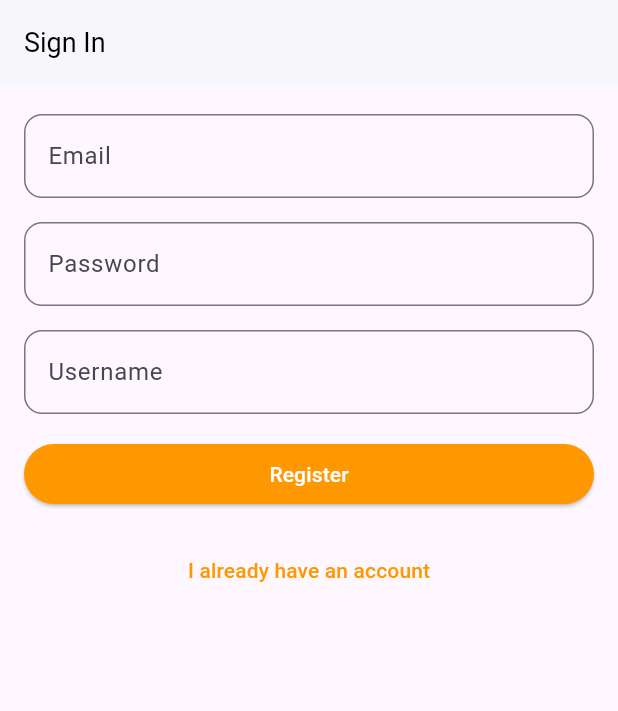
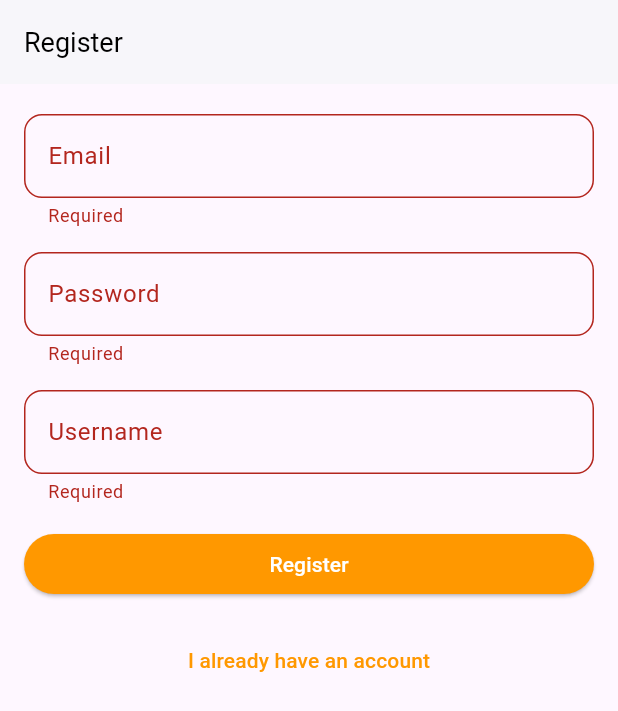
Before and after one commit to fluttered-book/chat, a Flutter app: the screen it shows after launch, after a tap on "Register", on a phone screen of 412 x 824 dp. Shown: the top 711 px of the screen. Run offline on Flutter 3.47's test engine with Material 3 defaults, Android fonts, the phone set to English and light mode, and no system bars; our stand-ins replace flutter_bloc, flutter_dotenv, supabase_flutter; accounts and stored records are empty.

Commit message:
Login and registration

```diff
--- /dev/null
+++ b/lib/account/register/register_cubit.dart
@@ -0,0 +1,31 @@
+import 'package:chat/common/widgets.dart';
+import 'package:flutter_bloc/flutter_bloc.dart';
+import 'package:supabase_flutter/supabase_flutter.dart';
+
+import '../../common/chat_service.dart';
+import 'register_state.dart';
+
+class RegisterCubit extends Cubit<RegisterState> {
+  final ChatService service;
+  RegisterCubit(this.service) : super(RegisterReady());
+
+  Future<void> register({
+    required String email,
+    required String password,
+    required String username,
+  }) async {
+    emit(RegisterLoading());
+    try {
+      await service.register(
+        email: email,
+        password: password,
+        username: username,
+      );
+      emit(Registered());
+    } on AuthException catch (error) {
+      emit(RegisterError(error.message));
+    } catch (error) {
+      emit(RegisterError(unexpectedErrorMessage));
+    }
+  }
+}
--- /dev/null
+++ b/lib/account/register/register_form.dart
@@ -0,0 +1,87 @@
+import 'package:flutter/material.dart';
+import 'package:flutter_bloc/flutter_bloc.dart';
+
+import '../../common/widgets.dart';
+import '../login/login_page.dart';
+import 'register_cubit.dart';
+import 'register_state.dart';
+import 'validators.dart';
+
+class RegisterForm extends StatefulWidget {
+  const RegisterForm({super.key});
+
+  @override
+  State<RegisterForm> createState() => _RegisterFormState();
+}
+
+class _RegisterFormState extends State<RegisterForm> {
+  final _formKey = GlobalKey<FormState>();
+
+  final _emailController = TextEditingController();
+  final _passwordController = TextEditingController();
+  final _usernameController = TextEditingController();
+
+  @override
+  void dispose() {
+    _emailController.dispose();
+    _passwordController.dispose();
+    _usernameController.dispose();
+    super.dispose();
+  }
+
+  Future<void> _signUp() async {
+    if (!_formKey.currentState!.validate()) return;
+    context.read<RegisterCubit>().register(
+      email: _emailController.text,
+      password: _passwordController.text,
+      username: _usernameController.text,
+    );
+  }
+
+  @override
+  Widget build(BuildContext context) {
+    return BlocBuilder<RegisterCubit, RegisterState>(
+      builder: (context, state) {
+        return Form(
+          key: _formKey,
+          child: ListView(
+            padding: formPadding,
+            children: [
+              TextFormField(
+                controller: _emailController,
+                decoration: const InputDecoration(label: Text('Email')),
+                keyboardType: TextInputType.emailAddress,
+                validator: emailValidator,
+              ),
+              const FormSpacer(),
+              TextFormField(
+                controller: _passwordController,
+                obscureText: true,
+                decoration: const InputDecoration(label: Text('Password')),
+                validator: passwordValidator,
+              ),
+              const FormSpacer(),
+              TextFormField(
+                controller: _usernameController,
+                decoration: const InputDecoration(label: Text('Username')),
+                validator: usernameValidator,
+              ),
+              const FormSpacer(),
+              ElevatedButton(
+                onPressed: state is RegisterLoading ? null : _signUp,
+                child: const Text('Register'),
+              ),
+              const FormSpacer(),
+              TextButton(
+                onPressed: () {
+                  Navigator.of(context).push(LoginPage.route());
+                },
+                child: const Text('I already have an account'),
+              ),
+            ],
+          ),
+        );
+      },
+    );
+  }
+}
--- a/lib/account/register/register_page.dart
+++ b/lib/account/register/register_page.dart
@@ -1,7 +1,11 @@
+import 'package:chat/common/chat_service.dart';
+import 'package:chat/common/widgets.dart';
 import 'package:flutter/material.dart';
-
-import '../../common/widgets.dart';
-import '../login/login_page.dart';
+import 'package:flutter_bloc/flutter_bloc.dart';
+import '../../chat/chat_page.dart';
+import 'register_cubit.dart';
+import 'register_form.dart';
+import 'register_state.dart';
 
 class RegisterPage extends StatelessWidget {
   const RegisterPage({super.key});
@@ -12,35 +16,21 @@ class RegisterPage extends StatelessWidget {
 
   @override
   Widget build(BuildContext context) {
-    return Scaffold(
-      appBar: AppBar(title: const Text('Sign In')),
-      body: Form(
-        child: ListView(
-          padding: formPadding,
-          children: [
-            TextFormField(
-              decoration: const InputDecoration(label: Text('Email')),
-              keyboardType: TextInputType.emailAddress,
-            ),
-            const FormSpacer(),
-            TextFormField(
-              obscureText: true,
-              decoration: const InputDecoration(label: Text('Password')),
-            ),
-            const FormSpacer(),
-            TextFormField(
-              decoration: const InputDecoration(label: Text('Username')),
-            ),
-            const FormSpacer(),
-            ElevatedButton(onPressed: () {}, child: const Text('Register')),
-            const FormSpacer(),
-            TextButton(
-              onPressed: () {
-                Navigator.of(context).push(LoginPage.route());
-              },
-              child: const Text('I already have an account'),
-            ),
-          ],
+    return BlocProvider(
+      create: (context) => RegisterCubit(context.read<ChatService>()),
+      child: BlocListener<RegisterCubit, RegisterState>(
+        listener: (context, state) {
+          if (state is Registered) {
+            Navigator.of(
+              context,
+            ).pushAndRemoveUntil(ChatPage.route(), (route) => false);
+          } else if (state is RegisterError) {
+            context.showErrorSnackBar(message: state.message);
+          }
+        },
+        child: Scaffold(
+          appBar: AppBar(title: const Text('Register')),
+          body: RegisterForm(),
         ),
       ),
     );
--- /dev/null
+++ b/lib/account/register/register_state.dart
@@ -0,0 +1,15 @@
+import 'package:flutter/foundation.dart';
+
+@immutable
+abstract class RegisterState {}
+
+class RegisterReady extends RegisterState {}
+
+class RegisterLoading extends RegisterState {}
+
+class RegisterError extends RegisterState {
+  final String message;
+  RegisterError(this.message);
+}
+
+class Registered extends RegisterState {}
--- /dev/null
+++ b/lib/account/register/validators.dart
@@ -0,0 +1,16 @@
+String? emailValidator(String? value) =>
+    value == null || value.isEmpty ? 'Required' : null;
+
+String? passwordValidator(String? value) {
+  if (value == null || value.isEmpty) return 'Required';
+  if (value.length < 8) return '8 characters minimum';
+  return null;
+}
+
+String? usernameValidator(String? value) {
+  if (value == null || value.isEmpty) return 'Required';
+  if (!RegExp(r'^[A-Za-z0-9_]{3,24}$').hasMatch(value)) {
+    return '3-24 long with alphanumeric or underscore';
+  }
+  return null;
+}
--- /dev/null
+++ b/lib/common/chat_service.dart
@@ -0,0 +1,41 @@
+import 'package:supabase_flutter/supabase_flutter.dart';
+
+abstract class ChatService {
+  String? get userId;
+  Future<void> login({required String email, required String password});
+  Future<void> register({
+    required String email,
+    required String password,
+    required String username,
+  });
+  Future<void> logout();
+}
+
+class SupabaseChatService extends ChatService {
+  final _supabase = Supabase.instance.client;
+  @override
+  String? get userId => _supabase.auth.currentUser?.id;
+
+  @override
+  Future<void> login({required String email, required String password}) async {
+    await _supabase.auth.signInWithPassword(email: email, password: password);
+  }
+
+  @override
+  Future<void> register({
+    required String email,
+    required String password,
+    required String username,
+  }) async {
+    await _supabase.auth.signUp(
+      email: email,
+      password: password,
+      data: {'username': username},
+    );
+  }
+
+  @override
+  Future<void> logout() async {
+    await _supabase.auth.signOut();
+  }
+}
--- a/lib/common/widgets.dart
+++ b/lib/common/widgets.dart
@@ -20,3 +20,24 @@ class FormSpacer extends StatelessWidget {
 
 /// Some padding for all the forms to use
 const formPadding = EdgeInsets.symmetric(vertical: 20, horizontal: 16);
+
+/// Error message to display the user when unexpected error occurs.
+const unexpectedErrorMessage = 'Unexpected error occurred.';
+
+/// Set of extension methods to easily display a snackbar
+extension ShowSnackBar on BuildContext {
+  /// Displays a basic snackbar
+  void showSnackBar({
+    required String message,
+    Color backgroundColor = Colors.white,
+  }) {
+    ScaffoldMessenger.of(this).showSnackBar(
+      SnackBar(content: Text(message), backgroundColor: backgroundColor),
+    );
+  }
+
+  /// Displays a red snackbar indicating error
+  void showErrorSnackBar({required String message}) {
+    showSnackBar(message: message, backgroundColor: Colors.red);
+  }
+}
--- a/lib/main.dart
+++ b/lib/main.dart
@@ -1,23 +1,38 @@
-import 'package:chat/account/register/register_page.dart';
-import 'package:chat/theme.dart';
 import 'package:flutter/material.dart';
+import 'package:flutter_dotenv/flutter_dotenv.dart';
+import 'package:provider/provider.dart';
+import 'package:supabase_flutter/supabase_flutter.dart';
 
-import 'account/login/login_page.dart';
+import 'account/register/register_page.dart';
+import 'chat/chat_page.dart';
+import 'common/chat_service.dart';
+import 'theme.dart';
 
-void main() {
-  runApp(MyApp());
+Future<void> main() async {
+  WidgetsFlutterBinding.ensureInitialized();
+  await dotenv.load();
+
+  await Supabase.initialize(
+    url: dotenv.env['SUPABASE_URL']!,
+    anonKey: dotenv.env['SUPABASE_KEY']!,
+  );
+  runApp(const MyApp());
 }
 
 class MyApp extends StatelessWidget {
-  const MyApp({super.key});
+  const MyApp({Key? key}) : super(key: key);
 
   @override
   Widget build(BuildContext context) {
-    return MaterialApp(
-      debugShowCheckedModeBanner: false,
-      title: 'My Chat App',
-      theme: theme,
-      home: RegisterPage(),
+    final session = Supabase.instance.client.auth.currentSession;
+    return Provider<ChatService>(
+      create: (_) => SupabaseChatService(),
+      child: MaterialApp(
+        debugShowCheckedModeBanner: false,
+        title: 'My Chat App',
+        theme: theme,
+        home: session == null ? RegisterPage() : ChatPage(),
+      ),
     );
   }
 }
```
Also changed, not shown: lib/account/login/login_cubit.dart (added, +24 -0 lines), lib/account/login/login_form.dart (added, +62 -0 lines), lib/account/login/login_page.dart (+23 -19 lines), lib/account/login/login_state.dart (added, +15 -0 lines), lib/chat/chat_page.dart (added, +34 -0 lines), pubspec.yaml (+7 -2 lines), pubspec.lock, 1 other file.
